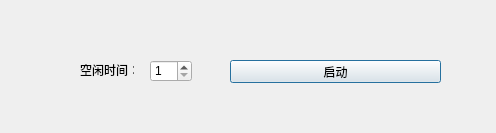
Above: screen_off/screen_off.ui from blackStar1314/screnn_off before the change. Below: the same form after it.
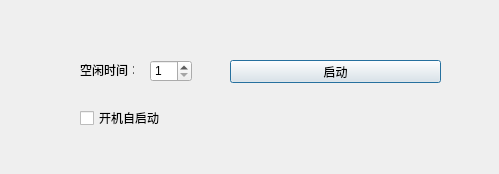
That is the form after the change.

Commit message: [modify]auto startup after pc boot and admin priv

The edit to the form file:
```diff
--- a/screen_off/screen_off.ui
+++ b/screen_off/screen_off.ui
@@ -12,8 +12,8 @@
    <rect>
     <x>0</x>
     <y>0</y>
-    <width>496</width>
-    <height>133</height>
+    <width>499</width>
+    <height>174</height>
    </rect>
   </property>
   <property name="windowTitle">
@@ -67,6 +67,19 @@
     <number>100</number>
    </property>
   </widget>
+  <widget class="QCheckBox" name="m_isAutoRun">
+   <property name="geometry">
+    <rect>
+     <x>80</x>
+     <y>110</y>
+     <width>91</width>
+     <height>16</height>
+    </rect>
+   </property>
+   <property name="text">
+    <string>开机自启动</string>
+   </property>
+  </widget>
  </widget>
  <layoutdefault spacing="6" margin="11"/>
  <resources>
```
The commit also changes 3 other files.
